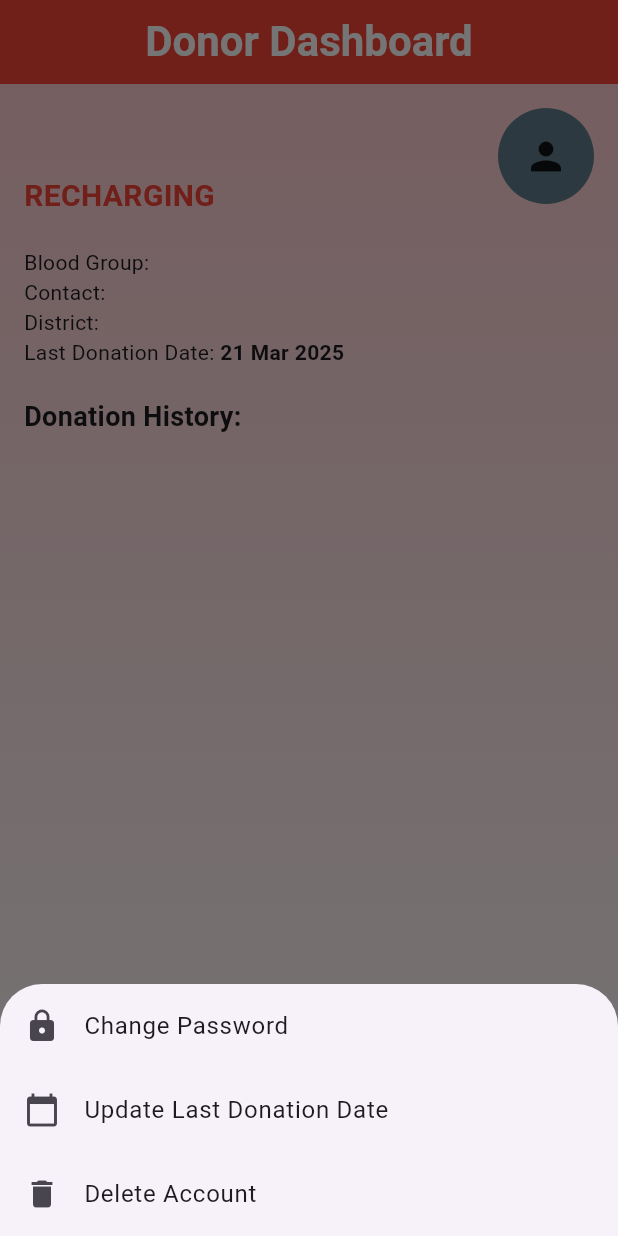
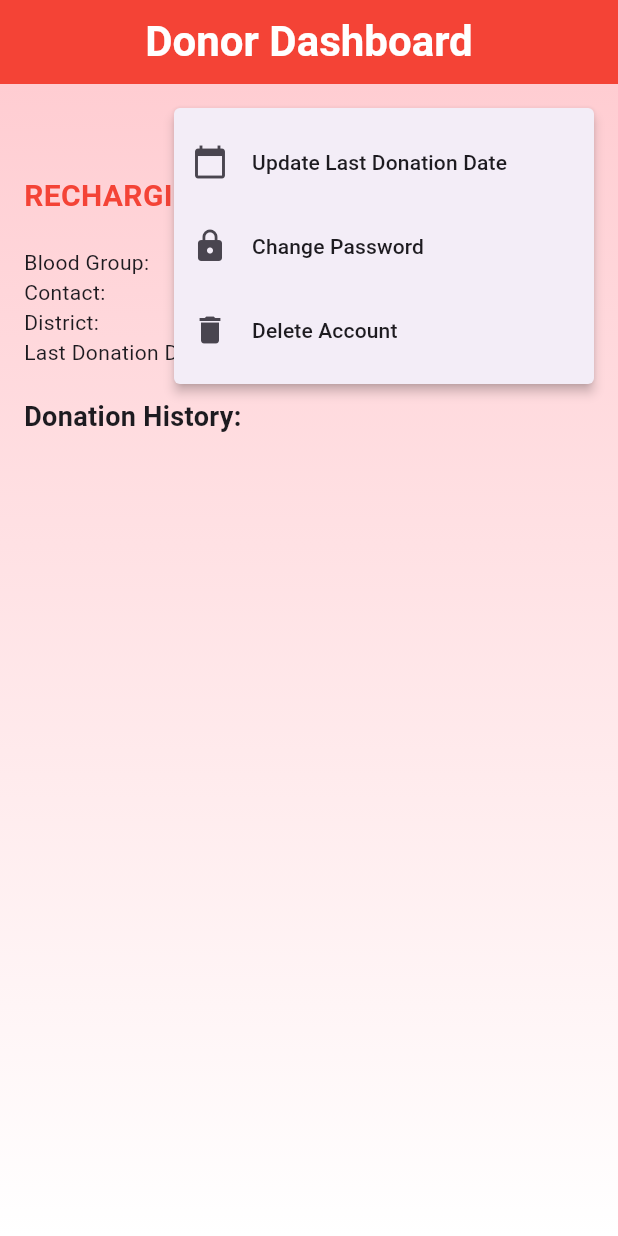
Before and after one commit to hmArobi/Blood-Donation-Management, a Flutter app: the DonorDashboard screen opened directly, after a tap on the "person" icon, on a phone screen of 412 x 824 dp. Run offline on Flutter 3.47's test engine with Material 3 defaults, Android fonts, the phone set to English and light mode, and no system bars; our stand-ins replace cloud_firestore, firebase_auth, firebase_core; accounts and stored records are empty.

Commit message:
Updated Donor List & DonorDashBoard (almost done)

```diff
--- a/lib/DonorDashboard.dart
+++ b/lib/DonorDashboard.dart
@@ -37,6 +37,7 @@ class _DonorDashboardState extends State<DonorDashboard> {
     }
   }
 
+  // Fix: Corrected method name to _updateLastDonationDate
   Future<void> _updateLastDonationDate(DateTime newDate) async {
     if (_user != null) {
       await _firestore.collection('donors').doc(_user!.uid).update({
@@ -51,6 +52,14 @@ class _DonorDashboardState extends State<DonorDashboard> {
     if (_donorData == null || _donorData!['lastDonationDate'] == null) return true;
     DateTime lastDonationDate = (_donorData!['lastDonationDate'] as Timestamp).toDate();
     return DateTime.now().difference(lastDonationDate).inDays >= 120;
+  }
+
+  // New method to calculate remaining days until available
+  int _calculateRemainingDays() {
+    if (_donorData == null || _donorData!['lastDonationDate'] == null) return 0;
+    DateTime lastDonationDate = (_donorData!['lastDonationDate'] as Timestamp).toDate();
+    int daysSinceLastDonation = DateTime.now().difference(lastDonationDate).inDays;
+    return 120 - daysSinceLastDonation;
   }
 
   Future<void> _changePassword() async {
@@ -205,6 +214,8 @@ class _DonorDashboardState extends State<DonorDashboard> {
                     style: TextStyle(fontSize: 24, fontWeight: FontWeight.bold),
                   ),
                   SizedBox(height: 10),
+                  Row(
+                    children: [
                       Text(
                         _isEligible() ? "AVAILABLE" : "RECHARGING",
                         style: TextStyle(
@@ -212,6 +223,21 @@ class _DonorDashboardState extends State<DonorDashboard> {
                           fontWeight: FontWeight.bold,
                           fontSize: 20,
                         ),
+                      ),
+
+                      // Add countdown if the donor is recharging
+                      if (!_isEligible())
+                        Padding(
+                          padding: const EdgeInsets.only(left: 8.0),
+                          child: Text(
+                            "(${_calculateRemainingDays()} days left)",
+                            style: TextStyle(
+                              color: Colors.red,
+                              fontSize: 16,
+                            ),
+                          ),
+                        ),
+                    ],
                   ),
                   SizedBox(height: 20),
                   Text("Blood Group: ${_donorData!['bloodGroup']}"),
@@ -237,8 +263,19 @@ class _DonorDashboardState extends State<DonorDashboard> {
                     child: ListView.builder(
                       itemCount: _donationHistory.length,
                       itemBuilder: (context, index) {
-                        return ListTile(
-                          title: Text(DateFormat('dd MMM yyyy').format(_donationHistory[index])),
+                        return Card(
+                            margin: EdgeInsets.symmetric(vertical: 8.0), // Added card margin
+                        elevation: 4, // Card shadow effect
+                        shape: RoundedRectangleBorder(
+                        borderRadius: BorderRadius.circular(12), // Rounded corners
+                        ),
+
+                         child:  ListTile(
+                        leading: Icon(Icons.calendar_today, color: Colors.blueGrey), // Added icon
+                          title: Text(DateFormat('dd MMM yyyy').format(_donationHistory[index]),
+                        style:TextStyle(fontWeight:FontWeight.bold),
+                          ),
+                        ), // Fix: Added missing closing parenthesis
                         );
                       },
                     ),
@@ -249,16 +286,50 @@ class _DonorDashboardState extends State<DonorDashboard> {
             Positioned(
               top: 16.0,
               right: 16.0,
-              child: Container(
+              child: PopupMenuButton<String>(
+                icon: Container(
                   decoration: BoxDecoration(
                     color: Colors.blueGrey,
                     shape: BoxShape.circle,
                   ),
                   padding: EdgeInsets.all(8),
-                child: IconButton(
-                  icon: Icon(Icons.person, size: 30, color: Colors.black87),
-                  onPressed: () => _showProfileOptions(context),
+                  child: Icon(
+                      Icons.person, size: 30, color: Colors.black87),
                 ),
+                onSelected: (String value) {
+                  if (value == 'update_last_donation_date') {
+                    _selectLastDonationDate(context);
+                  } else if (value == 'change_password') {
+                    _changePassword();
+                  } else if (value == 'delete_account') {
+                    _deleteAccount();
+                  }
+                },
+                itemBuilder: (BuildContext context) {
+                  return [
+                    PopupMenuItem(
+                      value: 'update_last_donation_date',
+                      child: ListTile(
+                        leading: Icon(Icons.calendar_today),
+                        title: Text('Update Last Donation Date'),
+                      ),
+                    ),
+                    PopupMenuItem(
+                      value: 'change_password',
+                      child: ListTile(
+                        leading: Icon(Icons.lock),
+                        title: Text('Change Password'),
+                      ),
+                    ),
+                    PopupMenuItem(
+                      value: 'delete_account',
+                      child: ListTile(
+                        leading: Icon(Icons.delete),
+                        title: Text('Delete Account'),
+                      ),
+                    ),
+                  ];
+                },
               ),
             ),
           ],
--- a/lib/Donors List.dart
+++ b/lib/Donors List.dart
@@ -156,7 +156,8 @@ class _SeekerDashboardState extends State<SeekerDashboard> {
                             shape: BoxShape.circle,
                           ),
                           padding: EdgeInsets.all(8),
-                          child: Icon(Icons.person, color: Colors.white)),
+                          child: Icon(Icons.person, color: Colors.white)
+                      ),
                       title: Text(donor['name'], style: TextStyle(fontWeight: FontWeight.bold,fontSize: 20)),
                       subtitle: Column(
                         crossAxisAlignment: CrossAxisAlignment.start,
```
Lines whose indentation alone changed are shown as unchanged.
